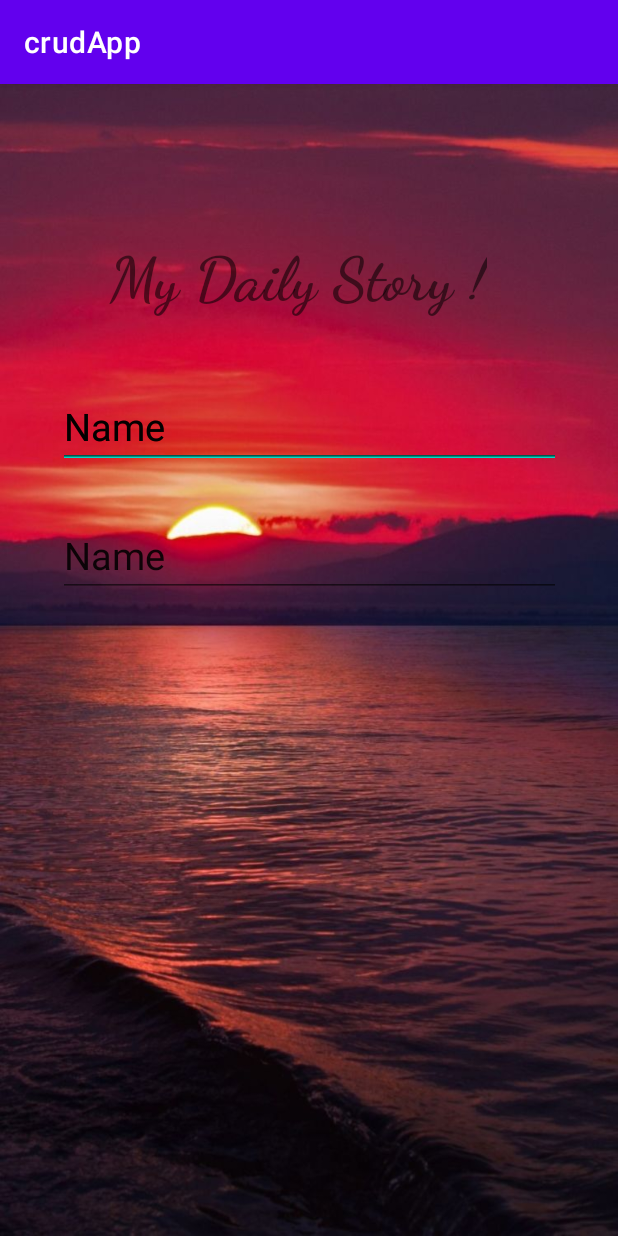
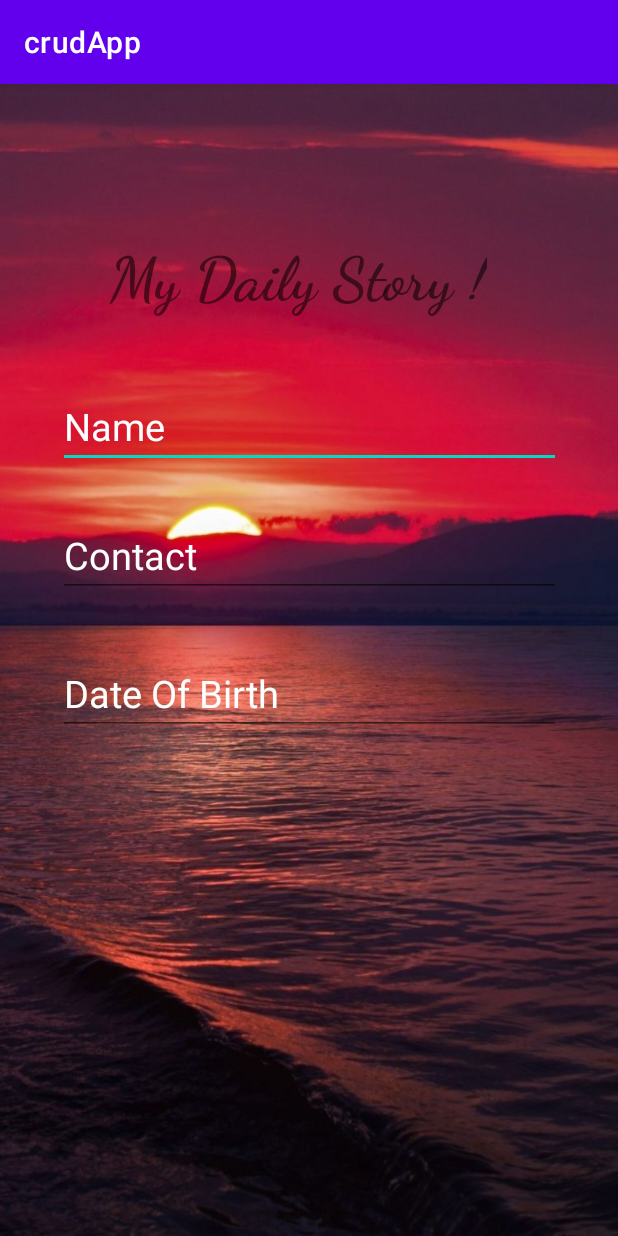
Before and after one commit to 030439/mobileAppCrud, an Android app: the screen it shows after launch (MainActivity), on a phone screen of 412 x 824 dp. Run offline under Robolectric (Android 15) with nearby library versions, the phone set to English and light mode, and no system bars.

Commit message:
hind attr created for name field

```diff
--- a/app/src/main/res/layout/activity_main.xml
+++ b/app/src/main/res/layout/activity_main.xml
@@ -30,7 +30,9 @@
         android:layout_marginTop="50dp"
         android:layout_marginEnd="20dp"
         android:ems="10"
+        android:textColor="#FDFEFE"
         android:textSize="25sp"
+        android:hint="Enter Name"
         android:inputType="textPersonName"
         android:text="Name"
         app:layout_constraintEnd_toEndOf="parent"
@@ -46,22 +48,25 @@
         android:layout_marginEnd="20dp"
         android:ems="10"
         android:inputType="textPersonName"
-        android:text="Name"
+        android:text="Contact"
+        android:textColor="#FDFEFE"
         android:textSize="25sp"
         app:layout_constraintEnd_toEndOf="parent"
         app:layout_constraintStart_toStartOf="parent"
         app:layout_constraintTop_toBottomOf="@+id/textView" />
+
     <EditText
         android:id="@+id/dob"
         android:layout_width="335dp"
         android:layout_height="51dp"
         android:layout_marginStart="20dp"
-        android:layout_marginTop="50dp"
+        android:layout_marginTop="228dp"
         android:layout_marginEnd="20dp"
         android:ems="10"
+        android:textColor="#FDFEFE"
+        android:inputType="textPersonName"
+        android:text="Date Of Birth"
         android:textSize="25sp"
-        android:inputType="textPersonName"
-        android:text="Name"
         app:layout_constraintEnd_toEndOf="parent"
         app:layout_constraintStart_toStartOf="parent"
         app:layout_constraintTop_toBottomOf="@+id/textView" />
```
